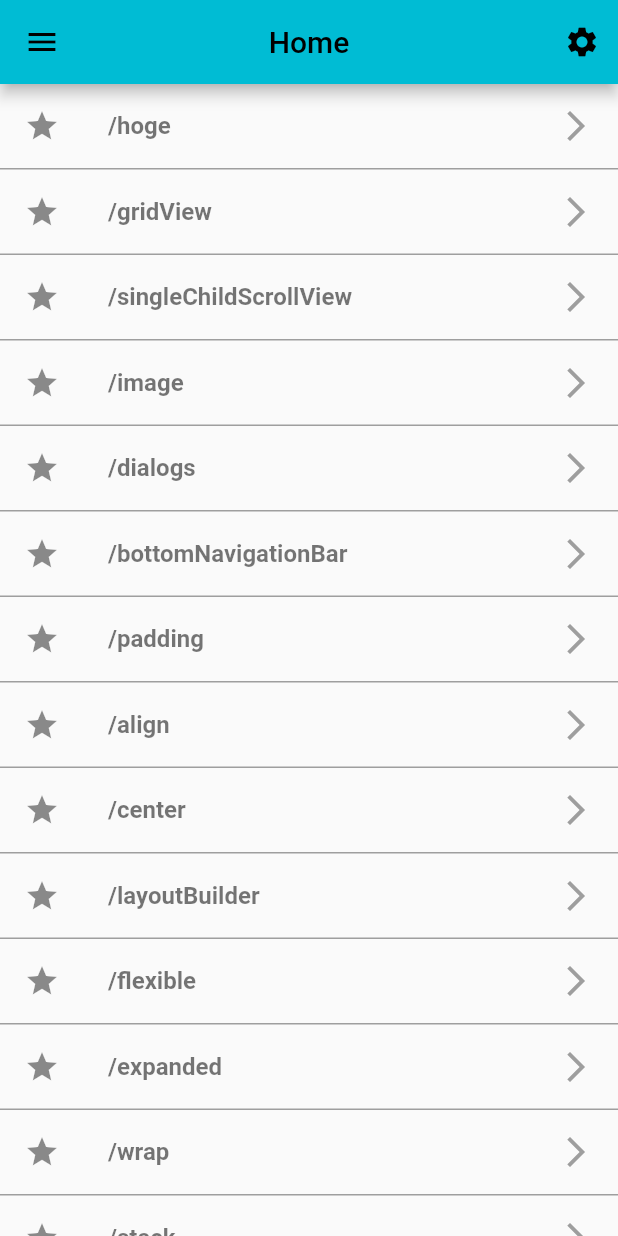
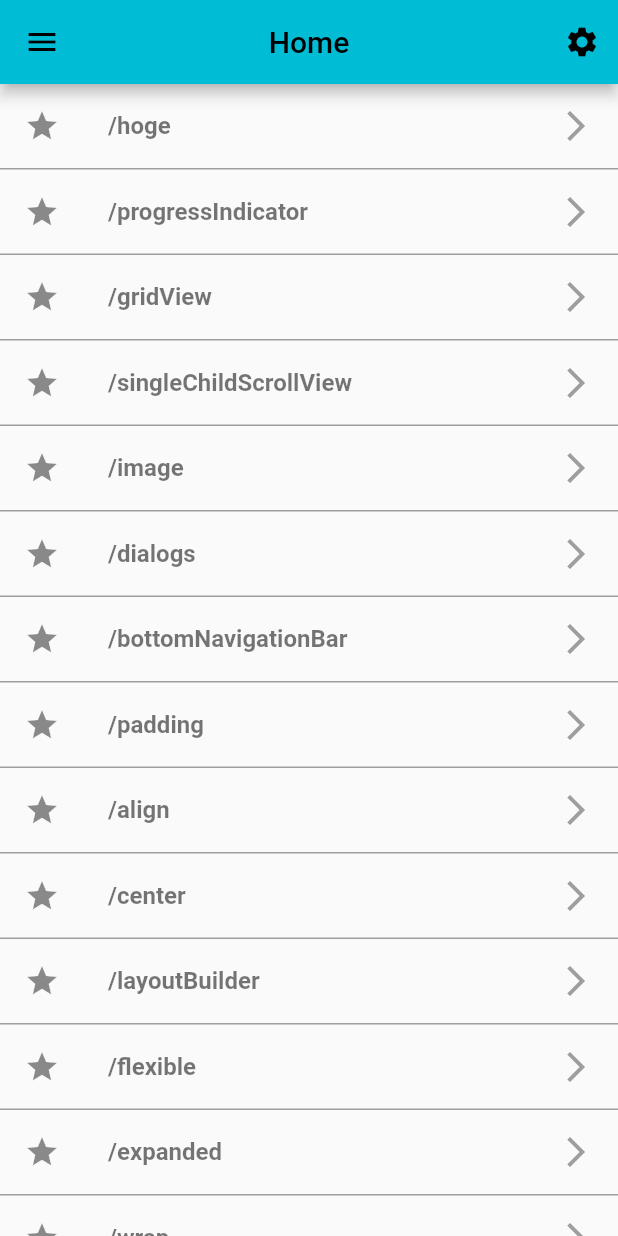
Before and after one commit to h-enoki/flutter_sample, a Flutter app: the screen it shows after launch, on a phone screen of 412 x 824 dp. Run offline on Flutter 3.47's test engine with Material 2 defaults, Android fonts, the phone set to English and light mode, and no system bars.

Commit message:
ProgressIndicatorのサンプル実装

```diff
--- a/lib/src/routes/app_router.dart
+++ b/lib/src/routes/app_router.dart
@@ -14,6 +14,7 @@ import 'package:flutter_sample/src/views/widget_sample/image_page.dart';
 import 'package:flutter_sample/src/views/widget_sample/layoutBuilder_page.dart';
 import 'package:flutter_sample/src/views/widget_sample/listview_page.dart';
 import 'package:flutter_sample/src/views/widget_sample/padding_page.dart';
+import 'package:flutter_sample/src/views/widget_sample/progressndicator_page.dart';
 import 'package:flutter_sample/src/views/widget_sample/row_page.dart';
 import 'package:flutter_sample/src/views/widget_sample/singlechildscrollView_page.dart';
 import 'package:flutter_sample/src/views/widget_sample/stack_page.dart';
@@ -95,6 +96,9 @@ class AppRouter {
       case AppRoutes.gridView:
         return _buildRoute(const GridViewPage());
 
+      case AppRoutes.progressIndicator:
+        return _buildRoute(const ProgressIndicatorPage());
+
       default:
         return null;
     }
--- a/lib/src/routes/app_routes.dart
+++ b/lib/src/routes/app_routes.dart
@@ -20,4 +20,5 @@ class AppRoutes {
   static const image = '/image';
   static const singleChildScrollView = '/singleChildScrollView';
   static const gridView = '/gridView';
+  static const progressIndicator = '/progressIndicator';
 }
--- a/lib/src/views/home_page.dart
+++ b/lib/src/views/home_page.dart
@@ -39,6 +39,7 @@ class MyHomePage extends StatelessWidget {
   List<Widget> _items(BuildContext context) {
     return [
       _myListTile(context, AppRoutes.hoge),
+      _myListTile(context, AppRoutes.progressIndicator),
       _myListTile(context, AppRoutes.gridView),
       _myListTile(context, AppRoutes.singleChildScrollView),
       _myListTile(context, AppRoutes.image),
```
Also changed, not shown: lib/src/views/widget_sample/progressndicator_page.dart (added, +29 -0 lines).
